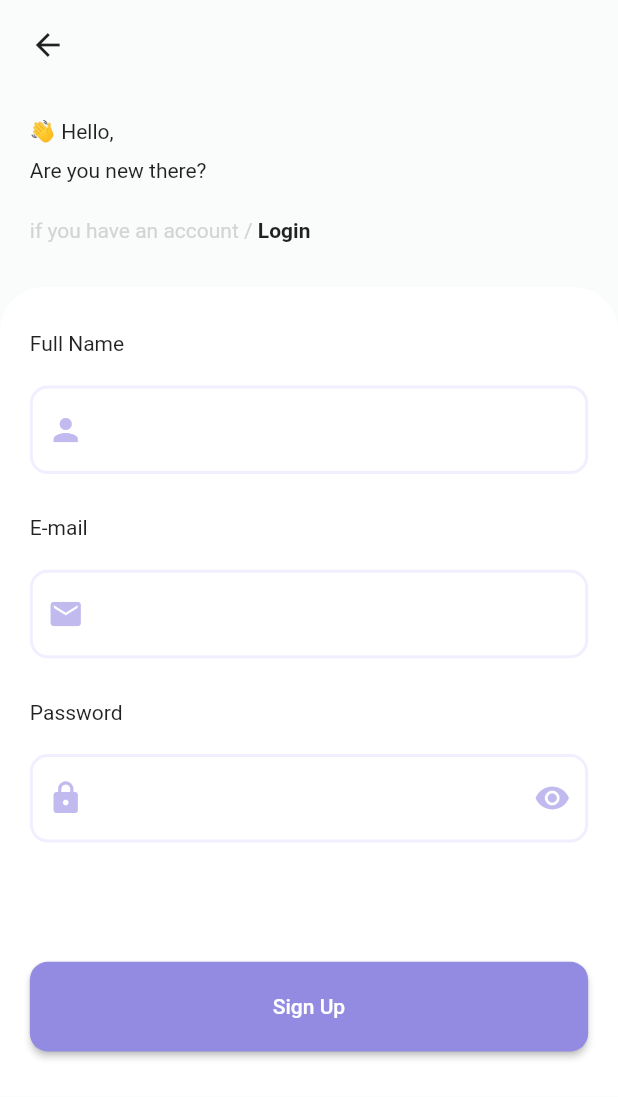
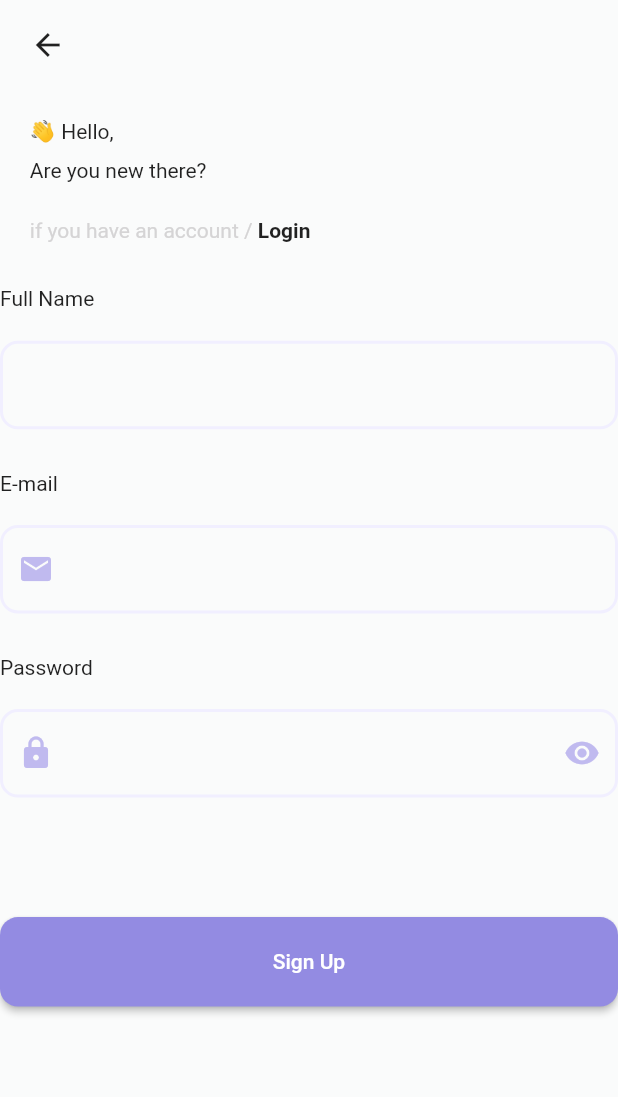
Before and after one commit to davidfffelix/desafio_3, a Flutter app: the screen it shows after launch, on a phone screen of 412 x 824 dp. Shown: the top 1097 px of the screen. Run offline on Flutter 3.47's test engine with Material 2 defaults, Android fonts, the phone set to English and light mode, and no system bars.

Commit message:
Create component Confirm Button

```diff
--- a/lib/components/body_home_page_component.dart
+++ b/lib/components/body_home_page_component.dart
@@ -1,31 +1,24 @@
+// ignore_for_file: public_member_api_docs, sort_constructors_first
 import 'package:flutter/material.dart';
 
 import '../responsivity.dart';
+import 'confirm_button_widget.dart';
 
 class BodyHomePageComponent extends StatelessWidget {
-  const BodyHomePageComponent({super.key});
+  const BodyHomePageComponent({
+    Key? key,
+    this.prefixIcon,
+    this.suffixIcon,
+  }) : super(key: key);
+
+  final IconData? prefixIcon;
+  final IconData? suffixIcon;
 
   @override
   Widget build(BuildContext context) {
     final mediaQueryData = MediaQuery.of(context);
 
-    return Container(
-      padding: EdgeInsets.symmetric(
-        horizontal: Responsivity.automatic(20, mediaQueryData),
-        vertical: Responsivity.automatic(30, mediaQueryData),
-      ),
-      decoration: BoxDecoration(
-        color: Colors.white,
-        borderRadius: BorderRadius.only(
-          topLeft: Radius.circular(
-            Responsivity.automatic(30, mediaQueryData),
-          ),
-          topRight: Radius.circular(
-            Responsivity.automatic(30, mediaQueryData),
-          ),
-        ),
-      ),
-      child: Column(
+    return Column(
       crossAxisAlignment: CrossAxisAlignment.stretch,
       children: [
         const Text('Full Name'),
@@ -46,9 +39,9 @@ class BodyHomePageComponent extends StatelessWidget {
                   ),
                 ),
               ),
-                prefixIcon: const Icon(
-                  Icons.person,
-                  color: Color(0xffC0BAEF),
+              prefixIcon: Icon(
+                prefixIcon,
+                color: const Color(0xffC0BAEF),
               ),
             ),
           ),
@@ -117,26 +110,11 @@ class BodyHomePageComponent extends StatelessWidget {
             obscureText: true,
           ),
         ),
-          MaterialButton(
-            shape: RoundedRectangleBorder(
-              borderRadius: BorderRadius.circular(
-                Responsivity.automatic(12, mediaQueryData),
-              ),
-            ),
-            color: const Color(0xff938BE2),
-            height: Responsivity.automatic(60, mediaQueryData),
-            onPressed: () {
-              print('Entrar');
-            },
-            child: const Text(
-              'Sign Up',
-              style: TextStyle(
-                color: Colors.white,
-              ),
-            ),
+        ConfirmButtonWidget(
+          onPressed: () {},
+          titleButton: 'Sign Up',
         ),
       ],
-      ),
     );
   }
 }
--- /dev/null
+++ b/lib/components/confirm_button_widget.dart
@@ -0,0 +1,34 @@
+import 'package:flutter/material.dart';
+import '../responsivity.dart';
+
+class ConfirmButtonWidget extends StatelessWidget {
+  const ConfirmButtonWidget({
+    Key? key,
+    this.onPressed,
+    required this.titleButton,
+  }) : super(key: key);
+  final void Function()? onPressed;
+  final String titleButton;
+
+  @override
+  Widget build(BuildContext context) {
+    final mediaQueryData = MediaQuery.of(context);
+
+    return MaterialButton(
+      shape: RoundedRectangleBorder(
+        borderRadius: BorderRadius.circular(
+          Responsivity.automatic(12, mediaQueryData),
+        ),
+      ),
+      color: const Color(0xff938BE2),
+      height: Responsivity.automatic(60, mediaQueryData),
+      onPressed: onPressed,
+      child: Text(
+        titleButton,
+        style: const TextStyle(
+          color: Colors.white,
+        ),
+      ),
+    );
+  }
+}
--- a/lib/home/home_page.dart
+++ b/lib/home/home_page.dart
@@ -1,9 +1,8 @@
 import 'package:flutter/gestures.dart';
 import 'package:flutter/material.dart';
-import '../components/pages_app_bar_widget.dart';
+import '../components/app_bar_widget.dart';
 import '../components/body_home_page_component.dart';
-import '../components/header_page_component.dart';
-import '../login_page/login_page.dart';
+import '../components/header_page_widget.dart';
 
 class HomePage extends StatelessWidget {
   const HomePage({super.key});
--- a/lib/login_page/body_login_page.component.dart
+++ b/lib/login_page/body_login_page.component.dart
@@ -1,4 +1,5 @@
 import 'package:flutter/material.dart';
+import '../components/confirm_button_widget.dart';
 import '../home/home_page.dart';
 import '../responsivity.dart';
 
@@ -197,6 +198,10 @@ class BodyLoginPageComponent extends StatelessWidget {
               ),
             ),
           ),
+          ConfirmButtonWidget(
+            onPressed: () {},
+            titleButton: 'Confirm',
+          ),
         ],
       ),
     );
--- a/lib/login_page/login_page.dart
+++ b/lib/login_page/login_page.dart
@@ -1,8 +1,8 @@
 import 'package:flutter/material.dart';
-import '../components/pages_app_bar_widget.dart';
+import '../components/app_bar_widget.dart';
 import '../home/home_page.dart';
 import 'body_login_page.component.dart';
-import '../components/header_page_component.dart';
+import '../components/header_page_widget.dart';
 
 class LoginPage extends StatelessWidget {
   const LoginPage({super.key});
```
Also changed, not shown: lib/components/pages_text_field_widget.dart (deleted, +0 -36 lines), lib/components/text_field_widget.dart (added, +62 -0 lines), lib/components/app_bar_widget.dart (renamed from lib/components/pages_app_bar_widget.dart), lib/components/header_page_widget.dart (renamed from lib/components/header_page_component.dart), lib/home/home_page_button_component.dart (renamed from lib/home/bottom_home_page_button_component.dart). Lines whose indentation alone changed are shown as unchanged.
